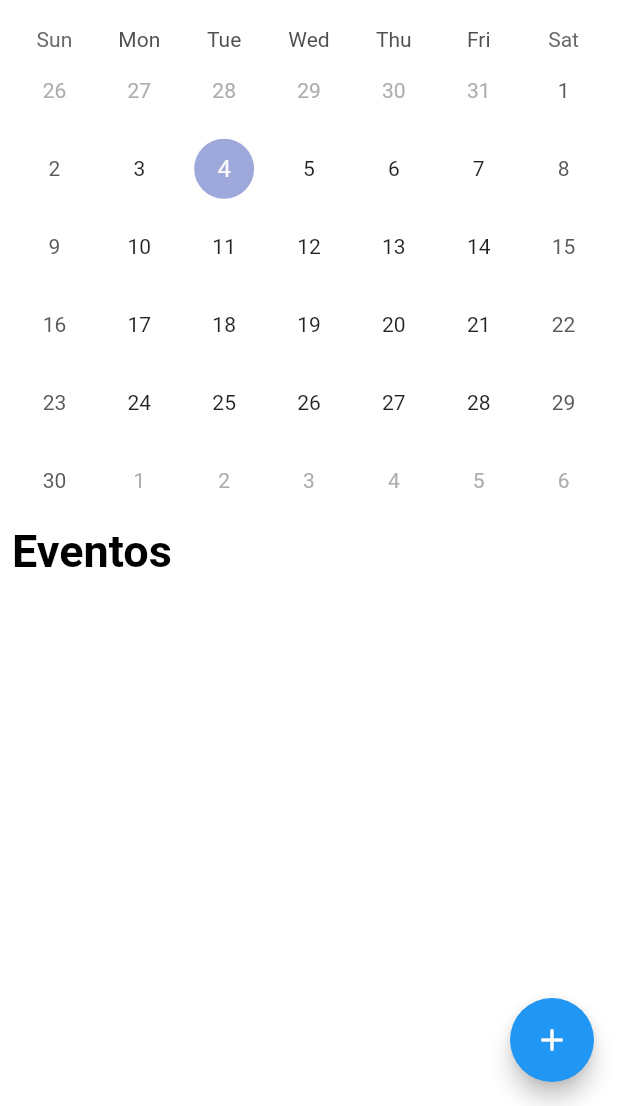
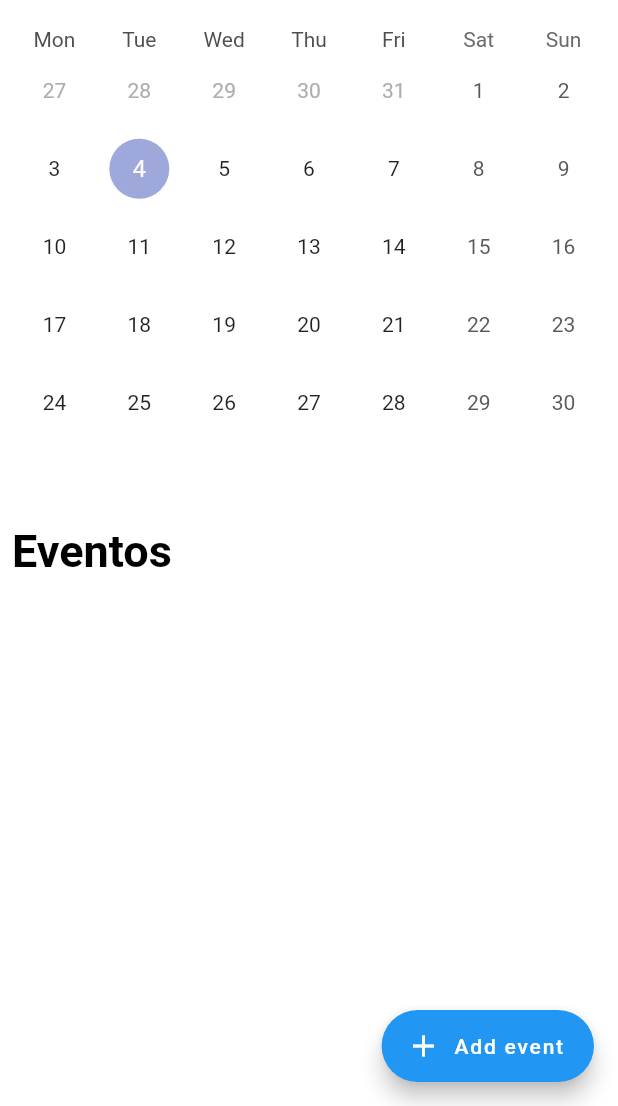
Before and after one commit to andreesgarcia2013/calendar_app, a Flutter app: the screen it shows after launch, on a phone screen of 412 x 824 dp, the part 130-1236 px from its top. Run offline on Flutter 3.47's test engine with Material 2 defaults, Android fonts, the phone set to English and light mode, and no system bars; drawn by our look-alikes of table_calendar; our stand-ins replace modal_bottom_sheet, sqflite; missing offline and left inert: status_alert; accounts and stored records are empty.

```diff
--- a/lib/providers/events_provider.dart
+++ b/lib/providers/events_provider.dart
@@ -30,6 +30,7 @@ class EventsProvider  extends ChangeNotifier{
     final id=await DBProvider.db.nuevoEvent(tempEvent);
     tempEvent.id=id;
     eventosByDay.add(tempEvent);
+    allEventos.add(tempEvent);
     notifyListeners();
   }
 
--- a/lib/screens/test_scree.dart
+++ b/lib/screens/test_scree.dart
@@ -38,7 +38,7 @@ class TestScreen extends StatelessWidget {
           ],
         ),
       ),
-      floatingActionButton: FloatingActionButton(
+      floatingActionButton: FloatingActionButton.extended(
         onPressed: () {
           showBarModalBottomSheet(
             expand: false,
@@ -46,7 +46,8 @@ class TestScreen extends StatelessWidget {
             context: context,
             builder: (context) => AddEvent());
         },
-        child: Icon(Icons.add),
+        label: Text('Add event'),
+        icon: Icon(Icons.add),
       ),
     );
   }
--- a/lib/widgets/add_event.dart
+++ b/lib/widgets/add_event.dart
@@ -121,7 +121,7 @@ class AddEvent extends StatelessWidget {
               context,
               duration: Duration(seconds: 2),
               title: 'Evento agregado',
-              subtitle: 'daysProvider.daySelected',
+              subtitle: daysProvider.daySelected,
               configuration: IconConfiguration(icon: Icons.done),
               maxWidth: 260,
             );
--- a/lib/widgets/calendar.dart
+++ b/lib/widgets/calendar.dart
@@ -1,3 +1,4 @@
+import 'package:calendar_app/models/event_model.dart';
 import 'package:calendar_app/providers/events_provider.dart';
 import 'package:flutter/material.dart';
 import 'package:provider/provider.dart';
@@ -14,11 +15,21 @@ class _CalendarState extends State<Calendar> {
   CalendarFormat _calendarFormat = CalendarFormat.month;
   DateTime _focusedDay = DateTime.now();
   DateTime? _selectedDay;
-
+  late final ValueNotifier<List<EventModel>> _selectedEvents;
+  @override
+  void initState() {
+    // TODO: implement initState
+    super.initState();
+    final eventosListProvider=Provider.of<EventsProvider>(context, listen: false);
+    final eventosNow=eventosListProvider.eventosByDay;
+    _selectedEvents = ValueNotifier(eventosNow);
+  }
   @override
   Widget build(BuildContext context) {
     final eventosListProvider=Provider.of<EventsProvider>(context, listen: false);
+
     return TableCalendar(
+      startingDayOfWeek: StartingDayOfWeek.monday,
       firstDay: DateTime.utc(2010, 10, 16),
       lastDay: DateTime.utc(2030, 3, 14),
       focusedDay: _focusedDay,
```
Also changed, not shown: lib/screens/all_events_screen.dart (+4 -15 lines), lib/widgets/todo_list.dart (+26 -1 lines), 3 other files.
